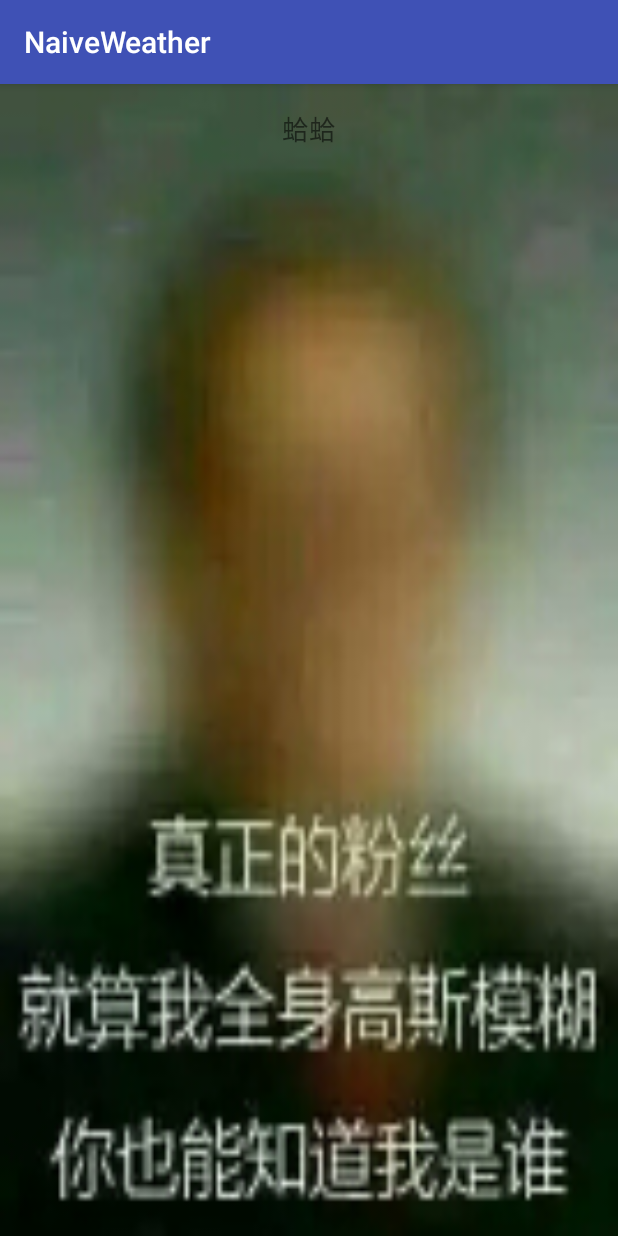
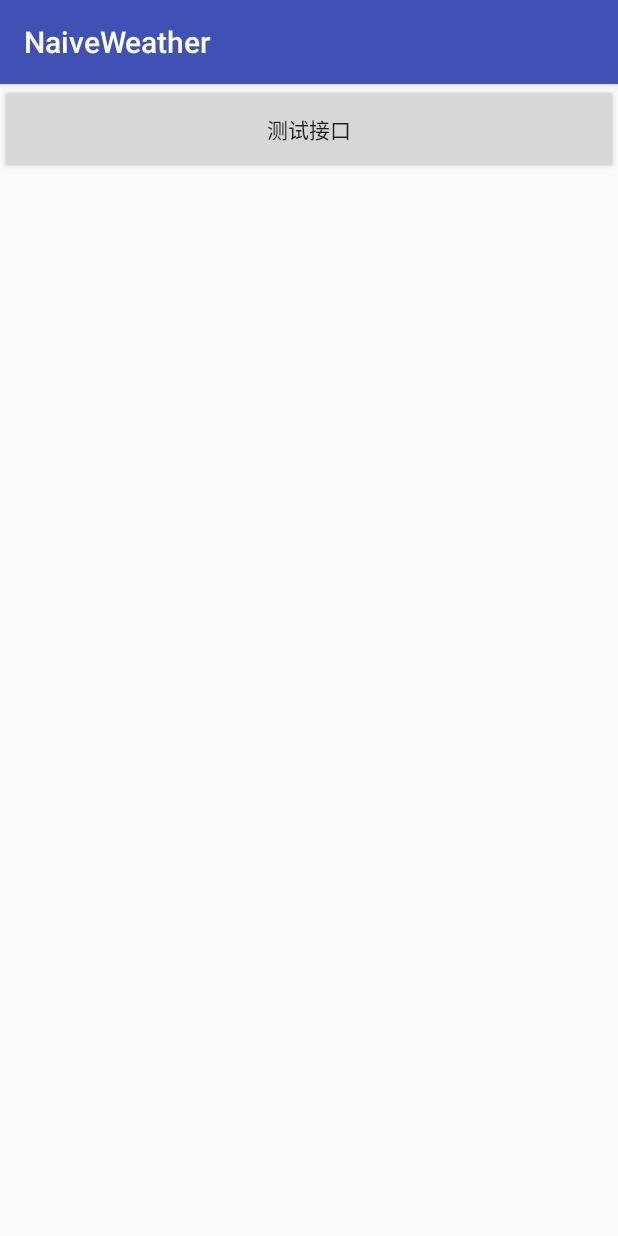
Before and after one commit to gangoogle/naiveweather, an Android app: the HomeActivity screen opened directly, with no data from a screen before it, on a phone screen of 412 x 824 dp. Run offline under Robolectric (Android 15) with nearby library versions, the phone set to English and light mode, and no system bars; our stand-ins replace ButterKnife.

Commit message:
1、增加一个测试方法按钮

```diff
--- a/NaiveWeather/app/src/main/java/com/naive/naiveweather/ui/HomeActivity.java
+++ b/NaiveWeather/app/src/main/java/com/naive/naiveweather/ui/HomeActivity.java
@@ -2,14 +2,12 @@ package com.naive.naiveweather.ui;
 
 import android.content.Context;
 import android.os.Bundle;
-import android.os.PersistableBundle;
 import android.support.v7.app.AppCompatActivity;
 import android.view.View;
 import android.widget.Button;
 
 import com.naive.naiveweather.R;
-
-import net.margaritov.preference.colorpicker.ColorPickerDialog;
+import com.naive.naiveweather.utils.Logger;
 
 import butterknife.BindView;
 import butterknife.ButterKnife;
@@ -17,15 +15,28 @@ import butterknife.ButterKnife;
 /**
  * Created by zgyi on 2016/5/12.
  */
-public class HomeActivity extends AppCompatActivity  {
+public class HomeActivity extends AppCompatActivity implements View.OnClickListener {
+    @BindView(R.id.bt_testinterface)
+    Button mBtTestinterface;
     private Context ctx;
+
     @Override
     public void onCreate(Bundle savedInstanceState) {
         super.onCreate(savedInstanceState);
         setContentView(R.layout.activity_home);
         ButterKnife.bind(this);
+        mBtTestinterface.setOnClickListener(this);
 
     }
 
 
+    @Override
+    public void onClick(View v) {
+        switch (v.getId()) {
+            case R.id.bt_testinterface:
+                Logger.d("YZG", "测试接口");
+                break;
+            default:
+        }
+    }
 }
--- a/NaiveWeather/app/src/main/res/layout/activity_home.xml
+++ b/NaiveWeather/app/src/main/res/layout/activity_home.xml
@@ -1,13 +1,11 @@
 <?xml version="1.0" encoding="utf-8"?>
 <RelativeLayout
-    android:background="@mipmap/home_background"
     xmlns:android="http://schemas.android.com/apk/res/android"
     android:orientation="vertical" android:layout_width="match_parent"
     android:layout_height="match_parent">
-    <TextView
-        android:text="蛤蛤"
-        android:gravity="center"
-        android:textSize="18sp"
-        android:layout_width="match_parent"
-        android:layout_height="60dp" />
+   <Button
+       android:text="测试接口"
+       android:id="@+id/bt_testinterface"
+       android:layout_width="match_parent"
+       android:layout_height="60dp" />
 </RelativeLayout>
```
